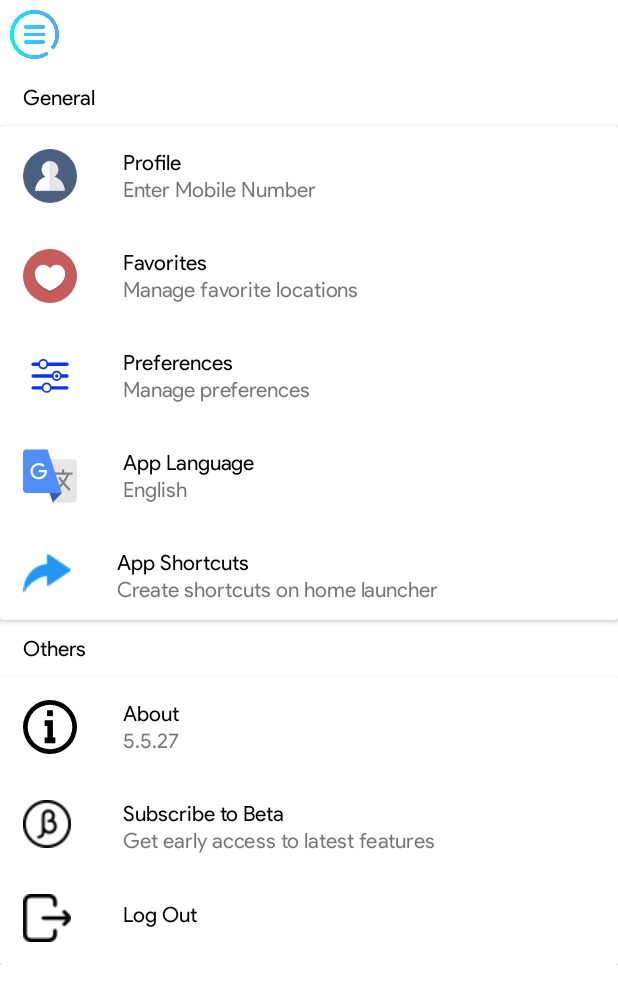
After one commit to Soumyaguddu/Zumerapp, an Android app: the SettingsFragment screen opened through its navigation route, on a phone screen of 412 x 824 dp. The commit adds this screen. Shown: the top 1004 px of the screen. Run offline under Robolectric (Android 15) with nearby library versions, the phone set to English and light mode, and no system bars; our stand-ins replace CircleImageView, navigation-ui, sdp/ssp sizes.

Commit message:
Main Commit

```diff
--- a/app/build.gradle
+++ b/app/build.gradle
@@ -43,6 +43,7 @@ dependencies {
     implementation 'androidx.constraintlayout:constraintlayout:2.1.4'
     implementation 'androidx.navigation:navigation-fragment-ktx:2.5.3'
     implementation 'androidx.navigation:navigation-ui-ktx:2.5.3'
+    implementation 'androidx.preference:preference:1.2.0'
     testImplementation 'junit:junit:4.13.2'
     androidTestImplementation 'androidx.test.ext:junit:1.1.5'
     androidTestImplementation 'androidx.test.espresso:espresso-core:3.5.1'
--- a/app/src/main/java/com/gozipp/zumer/HomeActivity.kt
+++ b/app/src/main/java/com/gozipp/zumer/HomeActivity.kt
@@ -7,6 +7,7 @@ import android.view.MenuItem
 import android.widget.TextView
 import androidx.appcompat.app.AppCompatActivity
 import androidx.core.view.GravityCompat
+import androidx.navigation.NavOptions
 import androidx.navigation.Navigation
 import androidx.navigation.fragment.NavHostFragment
 import androidx.navigation.ui.NavigationUI
@@ -74,12 +75,38 @@ binding.menu.setOnClickListener {
         }
         return super.onOptionsItemSelected(item)
     }
-    override fun onNavigationItemSelected(item: MenuItem): Boolean {
-        TODO("Not yet implemented")
-    }
+
 
     override fun onRefresh() {
         startActivity(Intent(this,LocationEnableActivity::class.java))
         finish()
     }
+
+    override fun onNavigationItemSelected(item: MenuItem): Boolean {
+        when (item.itemId) {
+
+            R.id.nav_home -> {
+                val navOptions = NavOptions.Builder().setPopUpTo(R.id.homeFragment, true).build()
+                Navigation.findNavController(this, R.id.fragmentContainerView)
+                    .navigate(R.id.homeFragment, null, navOptions)
+            }
+
+            R.id.nav_settings -> {
+                if (isValidDestination(R.id.settingsFragment)) {
+                    Navigation.findNavController(this, R.id.fragmentContainerView)
+                        .navigate(R.id.settingsFragment)
+                }
+            }
+
+        }
+
+        binding.drawerLayout.closeDrawer(GravityCompat.START)
+
+        return true
+    }
+
+    private fun isValidDestination(destination: Int): Boolean {
+        return destination != Navigation.findNavController(this, R.id.fragmentContainerView)
+            .currentDestination?.id
+    }
 }
--- /dev/null
+++ b/app/src/main/java/com/gozipp/zumer/navDrawerFragments/SettingsFragment.kt
@@ -0,0 +1,32 @@
+package com.gozipp.zumer.navDrawerFragments
+
+import android.os.Bundle
+import androidx.fragment.app.Fragment
+import android.view.LayoutInflater
+import android.view.View
+import android.view.ViewGroup
+import com.gozipp.zumer.R
+import com.gozipp.zumer.databinding.FragmentHomeBinding
+import com.gozipp.zumer.databinding.FragmentSettingsBinding
+
+
+class SettingsFragment : Fragment() {
+
+    private var _binding : FragmentSettingsBinding? = null
+    private val binding get() = _binding!!
+    override fun onCreate(savedInstanceState: Bundle?) {
+        super.onCreate(savedInstanceState)
+
+    }
+
+    override fun onCreateView(
+        inflater: LayoutInflater, container: ViewGroup?,
+        savedInstanceState: Bundle?
+    ): View? {
+        // Inflate the layout for this fragment
+        _binding = FragmentSettingsBinding.inflate(inflater,container,false)
+        return binding.root
+    }
+
+
+}
--- /dev/null
+++ b/app/src/main/res/drawable/ic_about.xml
@@ -0,0 +1,15 @@
+<vector xmlns:android="http://schemas.android.com/apk/res/android"
+	android:width="36dp"
+	android:height="36dp"
+	android:viewportWidth="64"
+	android:viewportHeight="64">
+	<path
+		android:fillColor="#FF000000"
+		android:pathData="M64,32A32,32 0,1 0,32 64,32 32,0 0,0 64,32ZM58.43,32A26.43,26.43 0,1 1,32 5.57,26.45 26.45,0 0,1 58.43,32Z" />
+	<path
+		android:fillColor="#FF000000"
+		android:pathData="M28.52,12.19h6.96v6.96h-6.96z" />
+	<path
+		android:fillColor="#FF000000"
+		android:pathData="M35.48,44.39l0,-13.54l0,-6.96l-6.6,0l-3.23,0l0,6.96l3.23,0l0,13.54l-3.23,0l0,6.96l3.23,0l6.6,0l2.87,0l0,-6.96l-2.87,0z" />
+</vector>
--- /dev/null
+++ b/app/src/main/res/drawable/ic_favorite.xml
@@ -0,0 +1,7 @@
+<vector android:height="36dp" android:viewportHeight="64"
+	android:viewportWidth="64" android:width="36dp" xmlns:android="http://schemas.android.com/apk/res/android">
+	<path android:fillColor="#C75C5C" android:pathData="M32,32m-32,0a32,32 0,1 1,64 0a32,32 0,1 1,-64 0"/>
+	<path android:fillAlpha="0.2" android:fillColor="#231F20"
+		android:pathData="M49.982,31.003c-0.094,-5.522 -4.574,-10.442 -10.107,-10.442c-3.2,0 -6.019,1.674 -7.875,4.131c-1.856,-2.457 -4.676,-4.131 -7.875,-4.131c-5.533,0 -10.012,4.921 -10.107,10.442H14c0,0.034 0.007,0.065 0.007,0.099c0,0.025 -0.007,0.049 -0.007,0.076c0,0.155 0.038,0.272 0.045,0.421c0.495,14.071 17.813,19.84 17.813,19.84s17.572,-5.762 18.092,-19.818C49.959,31.464 50,31.34 50,31.178c0,-0.027 -0.007,-0.052 -0.007,-0.076c0,-0.036 0.007,-0.065 0.007,-0.099H49.982z" android:strokeAlpha="0.2"/>
+	<path android:fillColor="#FFFFFF" android:pathData="M49.982,29.003c-0.094,-5.522 -4.574,-10.442 -10.107,-10.442c-3.2,0 -6.019,1.674 -7.875,4.131c-1.856,-2.457 -4.676,-4.131 -7.875,-4.131c-5.533,0 -10.012,4.921 -10.107,10.442H14c0,0.034 0.007,0.065 0.007,0.099c0,0.025 -0.007,0.049 -0.007,0.076c0,0.155 0.038,0.272 0.045,0.421c0.495,14.071 17.813,19.84 17.813,19.84s17.572,-5.762 18.092,-19.818C49.959,29.464 50,29.34 50,29.178c0,-0.027 -0.007,-0.052 -0.007,-0.076c0,-0.036 0.007,-0.065 0.007,-0.099H49.982z"/>
+</vector>
--- /dev/null
+++ b/app/src/main/res/drawable/ic_lang.xml
@@ -0,0 +1,8 @@
+<vector android:height="36dp" android:viewportHeight="512"
+	android:viewportWidth="512" android:width="36dp" xmlns:android="http://schemas.android.com/apk/res/android">
+	<path android:fillColor="#E6E6E6" android:pathData="M479.068,96h-216.32l-22.515,87.1l-8.083,57.242l43.329,120.845l6.957,146.639h196.633c18.184,0 32.932,-14.748 32.932,-32.932V128.932C512,110.748 497.252,96 479.068,96z"/>
+	<path android:fillColor="#3A5BBC" android:pathData="M368.696,416l-86.261,91.826l-30.553,-91.826l12.466,-33.479z"/>
+	<path android:fillColor="#808080" android:pathData="M469.565,244.174v-20.87h-79.304v-29.217h-20.87v29.217H297.92v20.87h115.89c-6.446,13.572 -17.621,35.215 -32.978,58.035c-14.132,-17.649 -23.062,-29.931 -23.168,-30.077l-6.129,-8.445l-16.892,12.255l6.127,8.445c0.477,0.658 10.876,14.963 27.338,35.3c-11.222,13.749 -31.808,36.106 -42.655,46.952l14.756,14.756c9.362,-9.362 28.774,-30.214 41.426,-45.327c16.459,19.553 32.523,37.194 47.854,52.526l7.378,7.378l14.758,-14.755l-7.378,-7.378c-15.839,-15.839 -32.519,-34.264 -49.647,-54.799c22.133,-31.823 36.48,-61.956 42.2,-74.866H469.565z"/>
+	<path android:fillColor="#518EF8" android:pathData="M349.329,357.523L368.696,416H251.882H32.932C14.734,416 0,401.252 0,383.068V37.106C0,18.922 14.734,4.174 32.932,4.174h199.416L262.748,96l45.607,137.739L349.329,357.523z"/>
+	<path android:fillColor="#FFFFFF" android:pathData="M149.301,287.374c-42.77,0 -77.565,-34.795 -77.565,-77.565s34.795,-77.565 77.565,-77.565c20.704,0 40.182,8.065 54.845,22.712l-14.749,14.766c-10.723,-10.71 -24.961,-16.608 -40.097,-16.608c-31.263,0 -56.696,25.433 -56.696,56.696s25.433,56.696 56.696,56.696c27.698,0 50.82,-19.967 55.733,-46.261h-55.731v-20.87h77.565v10.435C226.866,252.579 192.071,287.374 149.301,287.374z"/>
+</vector>
--- /dev/null
+++ b/app/src/main/res/drawable/ic_pref.xml
@@ -0,0 +1,34 @@
+<vector android:height="36dp" android:viewportHeight="32"
+	android:viewportWidth="32" android:width="36dp" xmlns:android="http://schemas.android.com/apk/res/android">
+	<path android:fillColor="#00000000" android:pathData="M15,9L26,9"
+		android:strokeColor="#0832ff" android:strokeLineCap="round"
+		android:strokeLineJoin="round" android:strokeWidth="2"/>
+	<path android:fillColor="#00000000" android:pathData="M6,9L9,9"
+		android:strokeColor="#0832ff" android:strokeLineCap="round"
+		android:strokeLineJoin="round" android:strokeWidth="2"/>
+	<path android:fillColor="#00000000" android:pathData="M23,16L26,16"
+		android:strokeColor="#0832ff" android:strokeLineCap="round"
+		android:strokeLineJoin="round" android:strokeWidth="2"/>
+	<path android:fillColor="#00000000" android:pathData="M6,16L17,16"
+		android:strokeColor="#0832ff" android:strokeLineCap="round"
+		android:strokeLineJoin="round" android:strokeWidth="2"/>
+	<path android:fillColor="#00000000" android:pathData="M17,23L26,23"
+		android:strokeColor="#0832ff" android:strokeLineCap="round"
+		android:strokeLineJoin="round" android:strokeWidth="2"/>
+	<path android:fillColor="#00000000" android:pathData="M6,23L11,23"
+		android:strokeColor="#0832ff" android:strokeLineCap="round"
+		android:strokeLineJoin="round" android:strokeWidth="2"/>
+	<path android:fillColor="#00000000"
+		android:pathData="M14.5,8.92A2.6,2.6 0,0 1,12 11.5,2.6 2.6,0 0,1 9.5,8.92a2.5,2.5 0,0 1,5 0Z"
+		android:strokeColor="#0832ff" android:strokeLineCap="round"
+		android:strokeLineJoin="round" android:strokeWidth="1"/>
+	<path android:fillColor="#00000000"
+		android:pathData="M22.5,15.92a2.5,2.5 0,1 1,-5 0,2.5 2.5,0 0,1 5,0Z"
+		android:strokeColor="#0832ff" android:strokeLineCap="round"
+		android:strokeLineJoin="round" android:strokeWidth="1"/>
+	<path android:fillColor="#0832ff" android:pathData="M21,16a1,1 0,1 1,-2 0,1 1,0 0,1 2,0Z"/>
+	<path android:fillColor="#00000000"
+		android:pathData="M16.5,22.92A2.6,2.6 0,0 1,14 25.5a2.6,2.6 0,0 1,-2.5 -2.58,2.5 2.5,0 0,1 5,0Z"
+		android:strokeColor="#0832ff" android:strokeLineCap="round"
+		android:strokeLineJoin="round" android:strokeWidth="1"/>
+</vector>
--- /dev/null
+++ b/app/src/main/res/layout/fragment_settings.xml
@@ -0,0 +1,347 @@
+<?xml version="1.0" encoding="utf-8"?>
+<androidx.core.widget.NestedScrollView xmlns:android="http://schemas.android.com/apk/res/android"
+	xmlns:app="http://schemas.android.com/apk/res-auto"
+	xmlns:tools="http://schemas.android.com/tools"
+	android:layout_width="match_parent"
+	android:layout_height="match_parent"
+	>
+
+	<androidx.constraintlayout.widget.ConstraintLayout
+		android:layout_width="match_parent"
+		android:layout_height="match_parent">
+
+		<TextView
+			android:id="@+id/tvGeneral"
+			android:layout_width="wrap_content"
+			android:layout_height="wrap_content"
+			android:layout_marginStart="15dp"
+			android:layout_marginTop="10dp"
+			android:fontFamily="@font/productsansregular"
+			android:text="@string/general"
+			android:textColor="@color/black"
+			android:textSize="14sp"
+			app:layout_constraintStart_toStartOf="parent"
+			app:layout_constraintTop_toTopOf="parent" />
+
+		<androidx.cardview.widget.CardView
+			android:id="@+id/cvGeneral"
+			android:layout_width="match_parent"
+			android:layout_height="wrap_content"
+			android:layout_marginTop="10dp"
+			app:layout_constraintStart_toStartOf="parent"
+			app:layout_constraintTop_toBottomOf="@id/tvGeneral">
+
+			<androidx.constraintlayout.widget.ConstraintLayout
+				android:layout_width="match_parent"
+				android:layout_height="wrap_content">
+
+				<ImageButton
+					android:id="@+id/ibProfile"
+					android:layout_width="wrap_content"
+					android:layout_height="wrap_content"
+					android:background="@android:color/transparent"
+					android:fontFamily="@font/productsansregular"
+					android:padding="15dp"
+					android:src="@drawable/ic_profile"
+					app:layout_constraintStart_toStartOf="parent"
+					app:layout_constraintTop_toTopOf="parent" />
+
+				<TextView
+					android:id="@+id/tvProfile"
+					android:layout_width="wrap_content"
+					android:layout_height="wrap_content"
+					android:layout_marginStart="15dp"
+					android:layout_marginTop="15dp"
+					android:fontFamily="@font/productsansregular"
+					android:text="@string/profile"
+					android:textColor="@color/black"
+					android:textSize="14sp"
+					app:layout_constraintStart_toEndOf="@id/ibProfile"
+					app:layout_constraintTop_toTopOf="parent" />
+
+				<TextView
+					android:layout_width="wrap_content"
+					android:layout_height="wrap_content"
+					android:layout_marginStart="15dp"
+					android:fontFamily="@font/productsansregular"
+					android:text="@string/Enter_Mobile_Number"
+					android:textSize="14sp"
+					app:layout_constraintStart_toEndOf="@id/ibProfile"
+					app:layout_constraintTop_toBottomOf="@id/tvProfile" />
+
+				<ImageButton
+					android:id="@+id/ibFavorites"
+					android:layout_width="wrap_content"
+					android:layout_height="wrap_content"
+					android:background="@android:color/transparent"
+					android:fontFamily="@font/productsansregular"
+					android:padding="15dp"
+					android:src="@drawable/ic_favorite"
+					app:layout_constraintStart_toStartOf="parent"
+					app:layout_constraintTop_toBottomOf="@id/ibProfile" />
+
+				<TextView
+					android:id="@+id/tvFavorites"
+					android:layout_width="wrap_content"
+					android:layout_height="wrap_content"
+					android:layout_marginStart="15dp"
+					android:layout_marginTop="15dp"
+					android:fontFamily="@font/productsansregular"
+					android:text="@string/favorites"
+					android:textColor="@color/black"
+					android:textSize="14sp"
+					app:layout_constraintStart_toEndOf="@id/ibProfile"
+					app:layout_constraintTop_toBottomOf="@+id/ibProfile" />
+
+				<TextView
+					android:layout_width="wrap_content"
+					android:layout_height="wrap_content"
+					android:layout_marginStart="15dp"
+					android:fontFamily="@font/productsansregular"
+					android:text="@string/Manage_favorite_locations"
+					android:textSize="14sp"
+					app:layout_constraintStart_toEndOf="@id/ibFavorites"
+					app:layout_constraintTop_toBottomOf="@id/tvFavorites" />
+
+				<ImageButton
+					android:id="@+id/ibPreferences"
+					android:layout_width="wrap_content"
+					android:layout_height="wrap_content"
+					android:background="@android:color/transparent"
+					android:padding="15dp"
+					android:src="@drawable/ic_pref"
+					app:layout_constraintStart_toStartOf="parent"
+					app:layout_constraintTop_toBottomOf="@id/ibFavorites" />
+
+				<TextView
+					android:id="@+id/tvPreferences"
+					android:layout_width="wrap_content"
+					android:layout_height="wrap_content"
+					android:layout_marginStart="15dp"
+					android:layout_marginTop="15dp"
+					android:fontFamily="@font/productsansregular"
+					android:text="@string/Preferences"
+					android:textColor="@color/black"
+					android:textSize="14sp"
+					app:layout_constraintStart_toEndOf="@id/ibProfile"
+					app:layout_constraintTop_toBottomOf="@+id/ibFavorites" />
+
+				<TextView
+					android:layout_width="wrap_content"
+					android:layout_height="wrap_content"
+					android:layout_marginStart="15dp"
+					android:fontFamily="@font/productsansregular"
+					android:text="@string/Manage_preferences"
+					android:textSize="14sp"
+					app:layout_constraintStart_toEndOf="@id/ibProfile"
+					app:layout_constraintTop_toBottomOf="@id/tvPreferences" />
+
+				<androidx.constraintlayout.widget.ConstraintLayout
+					android:id="@+id/clAppLanguage"
+					android:layout_width="match_parent"
+					android:layout_height="wrap_content"
+					app:layout_constraintStart_toStartOf="parent"
+					app:layout_constraintTop_toBottomOf="@id/ibPreferences">
+
+					<ImageButton
+						android:id="@+id/ibLanguage"
+						android:layout_width="wrap_content"
+						android:layout_height="wrap_content"
+						android:background="@android:color/transparent"
+						android:padding="15dp"
+						android:src="@drawable/ic_lang"
+						app:layout_constraintStart_toStartOf="parent"
+						app:layout_constraintTop_toTopOf="parent" />
+
+					<TextView
+						android:id="@+id/tvLanguage"
+						android:layout_width="wrap_content"
+						android:layout_height="wrap_content"
+						android:layout_marginStart="15dp"
+						android:layout_marginTop="15dp"
+						android:fontFamily="@font/productsansregular"
+						android:text="@string/app_language"
+						android:textColor="@color/black"
+						android:textSize="14sp"
+						app:layout_constraintStart_toEndOf="@id/ibLanguage"
+						app:layout_constraintTop_toTopOf="parent" />
+
+					<TextView
+						android:id="@+id/tvLanguageChange"
+						android:layout_width="wrap_content"
+						android:layout_height="wrap_content"
+						android:layout_marginStart="15dp"
+						android:fontFamily="@font/productsansregular"
+						android:text="@string/english"
+						android:textSize="14sp"
+						app:layout_constraintStart_toEndOf="@id/ibLanguage"
+						app:layout_constraintTop_toBottomOf="@id/tvLanguage" />
+
+
+				</androidx.constraintlayout.widget.ConstraintLayout>
+
+
+				<ImageButton
+					android:id="@+id/ibAppShortcuts"
+					android:layout_width="wrap_content"
+					android:layout_height="wrap_content"
+					android:background="@android:color/transparent"
+					android:fontFamily="@font/productsansregular"
+					android:padding="15dp"
+					android:src="@drawable/redo"
+					app:layout_constraintStart_toStartOf="parent"
+					app:layout_constraintTop_toBottomOf="@id/clAppLanguage" />
+
+				<TextView
+					android:id="@+id/tvAppShortcuts"
+					android:layout_width="wrap_content"
+					android:layout_height="wrap_content"
+					android:layout_marginStart="15dp"
+					android:layout_marginTop="15dp"
+					android:fontFamily="@font/productsansregular"
+					android:text="@string/app_shortcuts"
+					android:textColor="@color/black"
+					android:textSize="14sp"
+					app:layout_constraintStart_toEndOf="@id/ibAppShortcuts"
+					app:layout_constraintTop_toBottomOf="@+id/clAppLanguage" />
+
+				<TextView
+					android:layout_width="wrap_content"
+					android:layout_height="wrap_content"
+					android:layout_marginStart="15dp"
+					android:fontFamily="@font/productsansregular"
+					android:text="@string/create_shortcuts_on_home_launcher"
+					android:textSize="14sp"
+					app:layout_constraintStart_toEndOf="@id/ibAppShortcuts"
+					app:layout_constraintTop_toBottomOf="@id/tvAppShortcuts" />
+
+			</androidx.constraintlayout.widget.ConstraintLayout>
+
+		</androidx.cardview.widget.CardView>
+
+		<TextView
+			android:id="@+id/tvOthers"
+			android:layout_width="wrap_content"
+			android:layout_height="wrap_content"
+			android:layout_marginStart="15dp"
+			android:layout_marginTop="10dp"
+			android:fontFamily="@font/productsansregular"
+			android:text="@string/others"
+			android:textColor="@color/black"
+			android:textSize="14sp"
+			app:layout_constraintStart_toStartOf="parent"
+			app:layout_constraintTop_toBottomOf="@id/cvGeneral" />
+
+		<androidx.cardview.widget.CardView
+			android:id="@+id/cvOthers"
+			android:layout_width="match_parent"
+			android:layout_height="wrap_content"
+			android:layout_marginTop="10dp"
+			app:layout_constraintStart_toStartOf="parent"
+			app:layout_constraintTop_toBottomOf="@id/tvOthers">
+
+			<androidx.constraintlayout.widget.ConstraintLayout
+				android:layout_width="match_parent"
+				android:layout_height="wrap_content">
+
+				<ImageButton
+					android:id="@+id/ibAbout"
+					android:layout_width="wrap_content"
+					android:layout_height="wrap_content"
+					android:background="@android:color/transparent"
+					android:fontFamily="@font/productsansregular"
+					android:padding="15dp"
+					android:src="@drawable/ic_about"
+					app:layout_constraintStart_toStartOf="parent"
+					app:layout_constraintTop_toTopOf="parent" />
+
+				<TextView
+					android:id="@+id/tvAbout"
+					android:layout_width="wrap_content"
+					android:layout_height="wrap_content"
+					android:layout_marginStart="15dp"
+					android:layout_marginTop="15dp"
+					android:fontFamily="@font/productsansregular"
+					android:text="@string/about"
+					android:textColor="@color/black"
+					android:textSize="14sp"
+					app:layout_constraintStart_toEndOf="@id/ibAbout"
+					app:layout_constraintTop_toTopOf="parent" />
+
+				<TextView
+					android:layout_width="wrap_content"
+					android:layout_height="wrap_content"
+					android:layout_marginStart="15dp"
+					android:fontFamily="@font/productsansregular"
+					android:text="@string/_5_5_27"
+					android:textSize="14sp"
+					app:layout_constraintStart_toEndOf="@id/ibAbout"
+					app:layout_constraintTop_toBottomOf="@id/tvAbout" />
+
+				<ImageButton
+					android:id="@+id/ibSubscribeToBeta"
+					android:layout_width="wrap_content"
+					android:layout_height="wrap_content"
+					android:background="@android:color/transparent"
+					android:fontFamily="@font/productsansregular"
+					android:padding="15dp"
+					android:src="@drawable/beta"
+					app:layout_constraintStart_toStartOf="parent"
+					app:layout_constraintTop_toBottomOf="@id/ibAbout" />
+
+				<TextView
+					android:id="@+id/tvSubscribeToBeta"
+					android:layout_width="wrap_content"
+					android:layout_height="wrap_content"
+					android:layout_marginStart="15dp"
+					android:layout_marginTop="15dp"
+					android:fontFamily="@font/productsansregular"
+					android:text="@string/subscribe_to_beta"
+					android:textColor="@color/black"
+					android:textSize="14sp"
+					app:layout_constraintStart_toEndOf="@id/ibAbout"
+					app:layout_constraintTop_toBottomOf="@+id/ibAbout" />
+
+				<TextView
+					android:layout_width="wrap_content"
+					android:layout_height="wrap_content"
+					android:layout_marginStart="15dp"
+					android:fontFamily="@font/productsansregular"
+					android:text="@string/get_early_access_to_latest_features"
+					android:textSize="14sp"
+					app:layout_constraintStart_toEndOf="@id/ibAbout"
+					app:layout_constraintTop_toBottomOf="@id/tvSubscribeToBeta" />
+
+				<ImageButton
+					android:id="@+id/ibLogout"
+					android:layout_width="wrap_content"
+					android:layout_height="wrap_content"
+					android:background="@android:color/transparent"
+					android:fontFamily="@font/productsansregular"
+					android:padding="15dp"
+					android:src="@drawable/exit"
+					app:layout_constraintStart_toStartOf="parent"
+					app:layout_constraintTop_toBottomOf="@id/ibSubscribeToBeta" />
+
+				<TextView
+					android:id="@+id/tvOPDTreatment"
+					android:layout_width="wrap_content"
+					android:layout_height="wrap_content"
+					android:layout_marginStart="15dp"
+					android:layout_marginTop="20dp"
+					android:fontFamily="@font/productsansregular"
+					android:text="@string/logout"
+					android:textColor="@color/black"
+					android:textSize="14sp"
+					app:layout_constraintStart_toEndOf="@id/ibAbout"
+					app:layout_constraintTop_toBottomOf="@+id/ibSubscribeToBeta" />
+
+			</androidx.constraintlayout.widget.ConstraintLayout>
+
+		</androidx.cardview.widget.CardView>
+
+
+	</androidx.constraintlayout.widget.ConstraintLayout>
+
+
+</androidx.core.widget.NestedScrollView>
--- a/app/src/main/res/navigation/nav_graph.xml
+++ b/app/src/main/res/navigation/nav_graph.xml
@@ -8,6 +8,15 @@
 	<fragment
 		android:id="@+id/homeFragment"
 		android:name="com.gozipp.zumer.navDrawerFragments.HomeFragment"
-		android:label="fragment_home"
-		tools:layout="@layout/fragment_home" />
+		android:label="Home"
+		tools:layout="@layout/fragment_home" >
+		<action
+			android:id="@+id/action_homeFragment_to_settingsFragment"
+			app:destination="@id/settingsFragment" />
+	</fragment>
+	<fragment
+		android:id="@+id/settingsFragment"
+		tools:layout="@layout/fragment_settings"
+		android:name="com.gozipp.zumer.navDrawerFragments.SettingsFragment"
+		android:label="Settings" />
 </navigation>
--- /dev/null
+++ b/app/src/main/res/values/arrays.xml
@@ -0,0 +1,12 @@
+<resources>
+	<!-- Reply Preference -->
+	<string-array name="reply_entries">
+		<item>Reply</item>
+		<item>Reply to all</item>
+	</string-array>
+
+	<string-array name="reply_values">
+		<item>reply</item>
+		<item>reply_all</item>
+	</string-array>
+</resources>
--- a/app/src/main/res/values/strings.xml
+++ b/app/src/main/res/values/strings.xml
@@ -80,5 +80,36 @@ complete your account</string>
 	<string name="your_ride_is_complete_don_t_forget_to_rate_us_on_playstore">Your ride is complete! Don\'t forget to rate us on playstore</string>
 	<string name="search_drop_location">Search Destination</string>
 	<string name="let_s_go">Let\'s Go</string>
+	<!-- Preference Titles -->
+	<string name="messages_header">Messages</string>
+	<string name="sync_header">Sync</string>
+
+	<!-- Messages Preferences -->
+	<string name="signature_title">Your signature</string>
+	<string name="reply_title">Default reply action</string>
+
+	<!-- Sync Preferences -->
+	<string name="sync_title">Sync email periodically</string>
+	<string name="attachment_title">Download incoming attachments</string>
+	<string name="attachment_summary_on">Automatically download attachments for incoming emails
+	</string>
+	<string name="attachment_summary_off">Only download attachments when manually requested</string>
+	<string name="general">General</string>
+	<string name="others">Others</string>
+	<string name="profile">Profile</string>
+	<string name="favorites">Favorites</string>
+	<string name="app_language">App Language</string>
+	<string name="english">English</string>
+	<string name="app_shortcuts">App Shortcuts</string>
+	<string name="Enter_Mobile_Number">Enter Mobile Number</string>
+	<string name="Manage_favorite_locations">Manage favorite locations</string>
+	<string name="Preferences">Preferences</string>
+	<string name="Manage_preferences">Manage preferences</string>
+	<string name="create_shortcuts_on_home_launcher">Create shortcuts on home launcher</string>
+	<string name="about">About</string>
+	<string name="_5_5_27">5.5.27</string>
+	<string name="subscribe_to_beta">Subscribe to Beta</string>
+	<string name="get_early_access_to_latest_features">Get early access to latest features</string>
+	<string name="logout">Log Out</string>
 
 </resources>
--- /dev/null
+++ b/app/src/main/res/xml/root_preferences.xml
@@ -0,0 +1,35 @@
+<PreferenceScreen xmlns:app="http://schemas.android.com/apk/res-auto">
+
+	<PreferenceCategory app:title="@string/messages_header">
+
+		<EditTextPreference
+			app:key="signature"
+			app:title="@string/signature_title"
+			app:useSimpleSummaryProvider="true" />
+
+		<ListPreference
+			app:defaultValue="reply"
+			app:entries="@array/reply_entries"
+			app:entryValues="@array/reply_values"
+			app:key="reply"
+			app:title="@string/reply_title"
+			app:useSimpleSummaryProvider="true" />
+
+	</PreferenceCategory>
+
+	<PreferenceCategory app:title="@string/sync_header">
+
+		<SwitchPreferenceCompat
+			app:key="sync"
+			app:title="@string/sync_title" />
+
+		<SwitchPreferenceCompat
+			app:dependency="sync"
+			app:key="attachment"
+			app:summaryOff="@string/attachment_summary_off"
+			app:summaryOn="@string/attachment_summary_on"
+			app:title="@string/attachment_title" />
+
+	</PreferenceCategory>
+
+</PreferenceScreen>
```
Also changed, not shown: app/src/main/res/drawable-v24/beta.png (added), app/src/main/res/drawable-v24/exit.png (added), app/src/main/res/drawable/redo.png (added).
